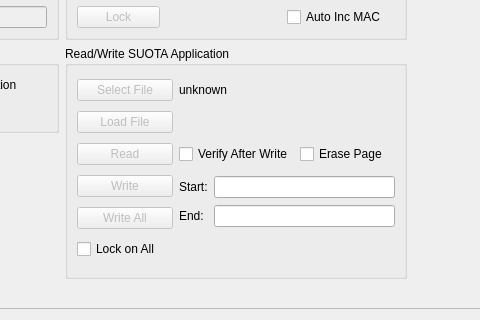
MoonbaseOtago/CCLoad, file src/ccloadview_base.ui: the form before one commit; both pictures show x 94 to 574 and y 745 to 1065 of the 960 by 1065 pixel window.
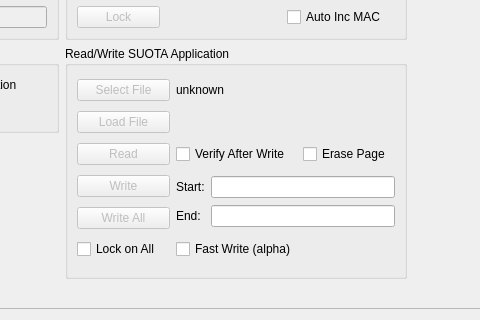
The form after the commit. Custom widgets are drawn as their Qt base class.

Commit message: Changes to support fast writes - still in alpha requires a programmer with fast write support

What changed in the file:
```diff
--- a/src/ccloadview_base.ui
+++ b/src/ccloadview_base.ui
@@ -30,8 +30,8 @@
        <rect>
         <x>0</x>
         <y>0</y>
-        <width>946</width>
-        <height>1051</height>
+        <width>1139</width>
+        <height>1161</height>
        </rect>
       </property>
       <layout class="QHBoxLayout" name="horizontalLayout_2">
@@ -624,6 +624,13 @@
                   </property>
                  </widget>
                 </item>
+                <item row="5" column="3">
+                 <widget class="QCheckBox" name="fastWrite">
+                  <property name="text">
+                   <string>Fast Write (alpha)</string>
+                  </property>
+                 </widget>
+                </item>
                </layout>
               </widget>
              </item>
```
The commit also changes 2 other files.
